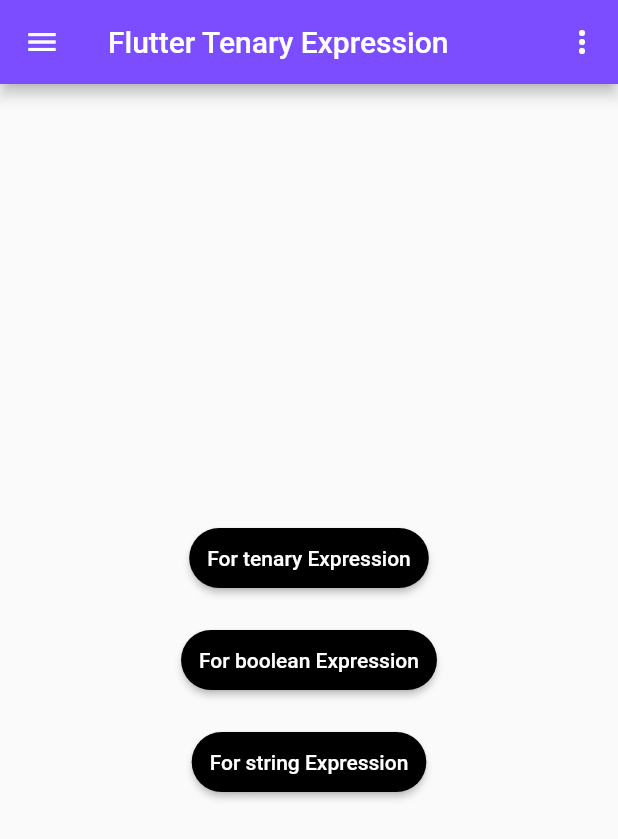
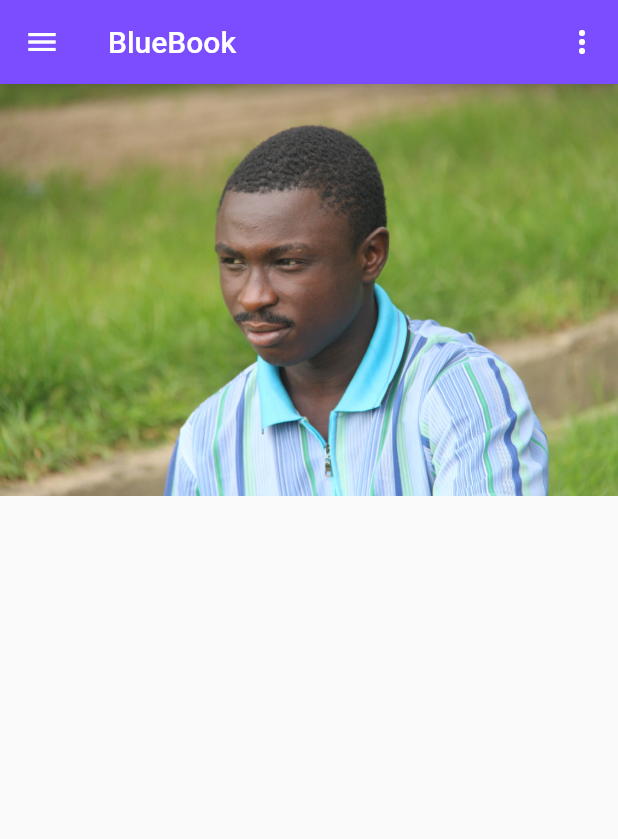
Before and after one commit to sheddy20/project-bluebook, a Flutter app: the screen it shows after launch, on a phone screen of 412 x 824 dp. Shown: the top 839 px of the screen. Run offline on Flutter 3.47's test engine with Material 2 defaults, Android fonts, the phone set to English and light mode, and no system bars.

Commit message:
'changes'

```diff
--- a/lib/main.dart
+++ b/lib/main.dart
@@ -1,6 +1,8 @@
 import 'package:flutter/material.dart';
 
-void main() => runApp(MyApp());
+void main() {
+  runApp(MyApp());
+}
 
 class MyApp extends StatelessWidget {
   @override
@@ -8,108 +10,38 @@ class MyApp extends StatelessWidget {
     return MaterialApp(
       title: 'BlueBook',
       debugShowCheckedModeBanner: false,
-      theme: ThemeData(
-        primaryColor: Colors.deepPurpleAccent,
-      ),
       home: HomePage(),
     );
   }
 }
 
-class HomePage extends StatefulWidget {
-  @override
-  _HomePageState createState() => _HomePageState();
-}
-
-class _HomePageState extends State<HomePage> {
-  int a = 20;
-
-  int b = 30;
-
-  bool c = true;
-
-  String name = 'maxwell';
-
-  void _checkWithCondition() {
-    (a > b) ? print('A is bigger') : print('B is also big');
-  }
-
-  void _checkBolean() {
-    c ? print('C is true') : print('C is false');
-  }
-
-  void _checkStringName() {
-    (name == 'maxwell') ? print('Correct Name') : print('Wrong Name');
-  }
-
-  var _colors = Colors.deepPurpleAccent;
-
-  var _icons = Icons.menu;
-
-  var _icon = Icons.more_vert;
-
+class HomePage extends StatelessWidget {
+  final _icon = Icons.menu;
+  final _icon2 = Icons.more_vert;
   @override
   Widget build(BuildContext context) {
     return Scaffold(
       appBar: AppBar(
-        title: Text('Flutter Tenary Expression'),
-        backgroundColor: _colors,
+        title: Text('BlueBook'),
+        backgroundColor: Colors.deepPurpleAccent,
         leading: IconButton(
-          icon: Icon(_icons),
+          icon: (Icon(
+            _icon,
+          )),
           onPressed: () {},
         ),
         actions: <Widget>[
           IconButton(
-            icon: Icon(_icon),
+            icon: Icon(_icon2),
             onPressed: () {},
           ),
         ],
       ),
-      body: Column(
-        mainAxisAlignment: MainAxisAlignment.center,
+      body: ListView(
         children: <Widget>[
-          Center(
-            child: Container(
-              margin: EdgeInsets.fromLTRB(20, 0, 20, 0),
-              child: RaisedButton(
-                onPressed: _checkWithCondition,
-                shape: RoundedRectangleBorder(
-                  borderRadius: BorderRadius.circular(50.0),
-                ),
-                child: Text('For tenary Expression'),
-                textColor: Colors.white,
-                color: Colors.black,
-                padding: EdgeInsets.fromLTRB(12, 12, 12, 12),
-              ),
-            ),
-          ),
-          SizedBox(height: 20.0),
-          Container(
-            margin: EdgeInsets.fromLTRB(20, 0, 20, 0),
-            child: RaisedButton(
-              onPressed: _checkBolean,
-              shape: RoundedRectangleBorder(
-                borderRadius: BorderRadius.circular(50.0),
-              ),
-              child: Text('For boolean Expression'),
-              textColor: Colors.white,
-              color: Colors.black,
-              padding: EdgeInsets.fromLTRB(12, 12, 12, 12),
-            ),
-          ),
-          SizedBox(height: 20.0),
-          Container(
-            margin: EdgeInsets.fromLTRB(20, 0, 20, 0),
-            child: RaisedButton(
-              onPressed: _checkStringName,
-              shape: RoundedRectangleBorder(
-                borderRadius: BorderRadius.circular(50.0),
-              ),
-              child: Text('For string Expression'),
-              textColor: Colors.white,
-              color: Colors.black,
-              padding: EdgeInsets.fromLTRB(12, 12, 12, 12),
-            ),
+          Image.asset(
+            'Assets/Images/shedrack.jpg',
+            width: 200.0,
           ),
         ],
       ),
--- a/pubspec.yaml
+++ b/pubspec.yaml
@@ -45,8 +45,8 @@ flutter:
   uses-material-design: true
 
   # To add assets to your application, add an assets section, like this:
-  # assets:
-  #   - images/a_dot_burr.jpeg
+  assets:
+    - Assets/Images/
   #   - images/a_dot_ham.jpeg
 
   # An image asset can refer to one or more resolution-specific "variants", see
```
Also changed, not shown: Assets/Images/shedrack.jpg (added).
